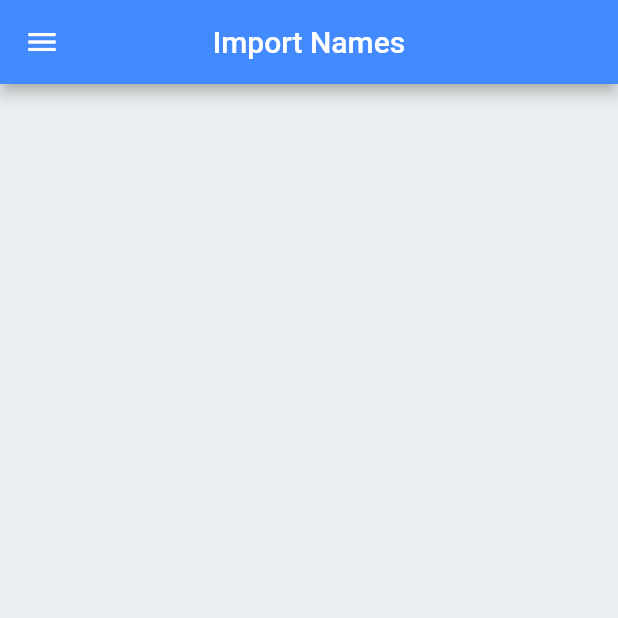
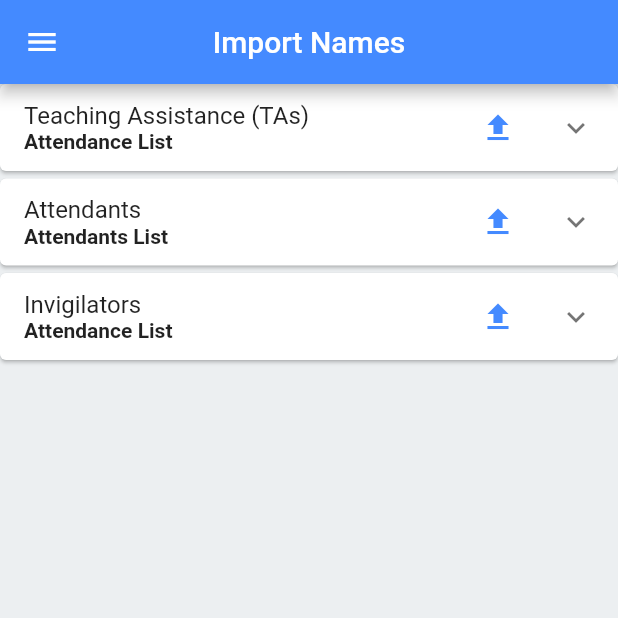
Before and after one commit to Jpbroadvision/coe_attendance, a Flutter app: the screen it shows after launch, in the side drawer, after a tap on "Import Names From CSV", on a phone screen of 412 x 824 dp, the top half of it. Run offline on Flutter 3.47's test engine with Material 2 defaults, Android fonts, the phone set to English and light mode, and no system bars; our stand-ins replace csv, equatable, permission_handler, sqflite; missing offline and left inert: flutter_signature_pad; accounts and stored records are empty; statements that could not run were skipped.

Commit message:
--- Auto-Git Commit ---

```diff
--- a/lib/components/import_card.dart
+++ b/lib/components/import_card.dart
@@ -12,13 +12,7 @@ class ImportCard extends StatelessWidget {
     return Column(
       children: [
         Card(
-          margin: EdgeInsets.only(bottom: 10.0),
-          shape: RoundedRectangleBorder(
-            borderRadius: BorderRadius.all(
-              Radius.circular(10.0),
-            ),
-          ),
-          elevation: 2.0,
+          margin: EdgeInsets.only(bottom: 5.0),
           child: ExpansionTile(
             backgroundColor: Colors.white,
             childrenPadding:
@@ -27,9 +21,8 @@ class ImportCard extends StatelessWidget {
             children: [
               Row(
                 children: [
-                  Text('NOTICE:'),
                   Text(
-                    'The file you are going to import must be a CSV file.\nIt must have two columns with the first column names and second classrooms assigned',
+                    'NB: The file you are going to import must be a CSV file.\nIt must have two columns with the first column names and second classrooms assigned',
                     style: TextStyle(fontSize: 12),
                   )
                 ],
@@ -38,13 +31,7 @@ class ImportCard extends StatelessWidget {
           ),
         ),
         Card(
-          margin: EdgeInsets.only(bottom: 10.0),
-          shape: RoundedRectangleBorder(
-            borderRadius: BorderRadius.all(
-              Radius.circular(10.0),
-            ),
-          ),
-          elevation: 2.0,
+          margin: EdgeInsets.only(bottom: 5.0),
           child: ExpansionTile(
             backgroundColor: Colors.white,
             childrenPadding:
@@ -53,10 +40,13 @@ class ImportCard extends StatelessWidget {
             children: [
               Row(
                 children: [
-                  Text('NOTICE:'),
-                  Text(
-                    'The file you are going to import must be a CSV file.\nIt must have two columns with the first column names and second classrooms assigned',
-                    style: TextStyle(fontSize: 12),
+                  Padding(
+                    padding: const EdgeInsets.all(8.0),
+                    child: Text(
+                      'NB: The file you are going to import must be a CSV file.\nIt must have two columns with the first column names and second classrooms assigned',
+                      style: TextStyle(fontSize: 12),
+                      softWrap: ,
+                    ),
                   )
                 ],
               ),
@@ -65,12 +55,6 @@ class ImportCard extends StatelessWidget {
         ),
         Card(
           margin: EdgeInsets.only(bottom: 10.0),
-          shape: RoundedRectangleBorder(
-            borderRadius: BorderRadius.all(
-              Radius.circular(10.0),
-            ),
-          ),
-          elevation: 2.0,
           child: ExpansionTile(
             backgroundColor: Colors.white,
             childrenPadding:
@@ -79,10 +63,11 @@ class ImportCard extends StatelessWidget {
             children: [
               Row(
                 children: [
-                  Text('NOTICE:'),
-                  Text(
-                    'The file you are going to import must be a CSV file.\nIt must have only one column with their names',
-                    style: TextStyle(fontSize: 12),
+                  Container(
+                    child: Text(
+                      'NB: The file you are going to import must be a CSV file.\nIt must have only one column with their names',
+                      style: TextStyle(fontSize: 12),
+                    ),
                   )
                 ],
               ),
@@ -118,7 +103,7 @@ class ImportCard extends StatelessWidget {
         IconButton(
           icon: Icon(
             Icons.file_upload,
-            color: Colors.white,
+            color: Colors.blueAccent,
           ),
           onPressed: () async {
             debugPrint("Import TAs list clicked");
@@ -152,7 +137,7 @@ class ImportCard extends StatelessWidget {
         IconButton(
           icon: Icon(
             Icons.file_upload,
-            color: Colors.white,
+            color: Colors.blueAccent,
           ),
           onPressed: () async {
             debugPrint("Import attandats list clicked");
@@ -186,7 +171,7 @@ class ImportCard extends StatelessWidget {
         IconButton(
           icon: Icon(
             Icons.file_upload,
-            color: Colors.white,
+            color: Colors.blueAccent,
           ),
           onPressed: () async {
             debugPrint("Import Iniligialtors list clicked");
--- a/lib/import_names.dart
+++ b/lib/import_names.dart
@@ -1,8 +1,6 @@
-import 'package:coe_attendance/components/invigilator_card.dart';
-import 'package:coe_attendance/models/inivigilators_details_model.dart';
+import 'package:coe_attendance/components/import_card.dart';
 import 'package:flutter/material.dart';
 import 'package:coe_attendance/components/drawer.dart';
-import 'package:coe_attendance/service/database_service.dart';
 
 class ImportNames extends StatefulWidget {
   ImportNames({Key key}) : super(key: key);
@@ -11,55 +9,7 @@ class ImportNames extends StatefulWidget {
 }
 
 class _ImportNamesState extends State<ImportNames> {
-  DatabaseService databaseService;
-  Future<List<InvigilatorsDetailsModel>> _importedNames;
-
   final GlobalKey<ScaffoldState> _scaffoldKey = GlobalKey<ScaffoldState>();
-
-  @override
-  void initState() {
-    super.initState();
-
-    databaseService = DatabaseService();
-
-    getListOfInvigilators();
-  }
-
-  listInvigilators() {
-    return FutureBuilder(
-      future: _importedNames,
-      builder: (context, snapshot) {
-        if (snapshot.hasData) {
-          return buildInvigilatorsCard(snapshot.data);
-        }
-
-        return Container(child: CircularProgressIndicator());
-      },
-    );
-  }
-
-  Column buildInvigilatorsCard(List<InvigilatorsDetailsModel> invigilators) {
-    return Column(
-        children: invigilators
-            .map((invigilator) => InvigilatorCard(
-                  invigilatorsDetails: invigilator,
-                  deleteFunction: removeInvigilator,
-                ))
-            .toList());
-  }
-
-  getListOfInvigilators() {
-    setState(() {
-      _importedNames = databaseService.getAllInvigilators();
-    });
-  }
-
-  removeInvigilator(id) {
-    databaseService.deleteInivigilator(id);
-    // refresh list of invigilators
-    getListOfInvigilators();
-    toastMessage("Import successful");
-  }
 
   @override
   Widget build(BuildContext context) {
@@ -80,7 +30,6 @@ class _ImportNamesState extends State<ImportNames> {
           textAlign: TextAlign.center,
           style: TextStyle(color: Colors.white),
         ),
-
       ),
       body: SingleChildScrollView(
         scrollDirection: Axis.vertical,
@@ -89,7 +38,7 @@ class _ImportNamesState extends State<ImportNames> {
             mainAxisAlignment: MainAxisAlignment.start,
             mainAxisSize: MainAxisSize.max,
             crossAxisAlignment: CrossAxisAlignment.stretch,
-            children: <Widget>[listInvigilators()]),
+            children: <Widget>[ImportCard()]),
       ),
     );
   }
```
Also changed, not shown: .autogit/logs/log-16-2-2021-23-59-49.txt (added).
